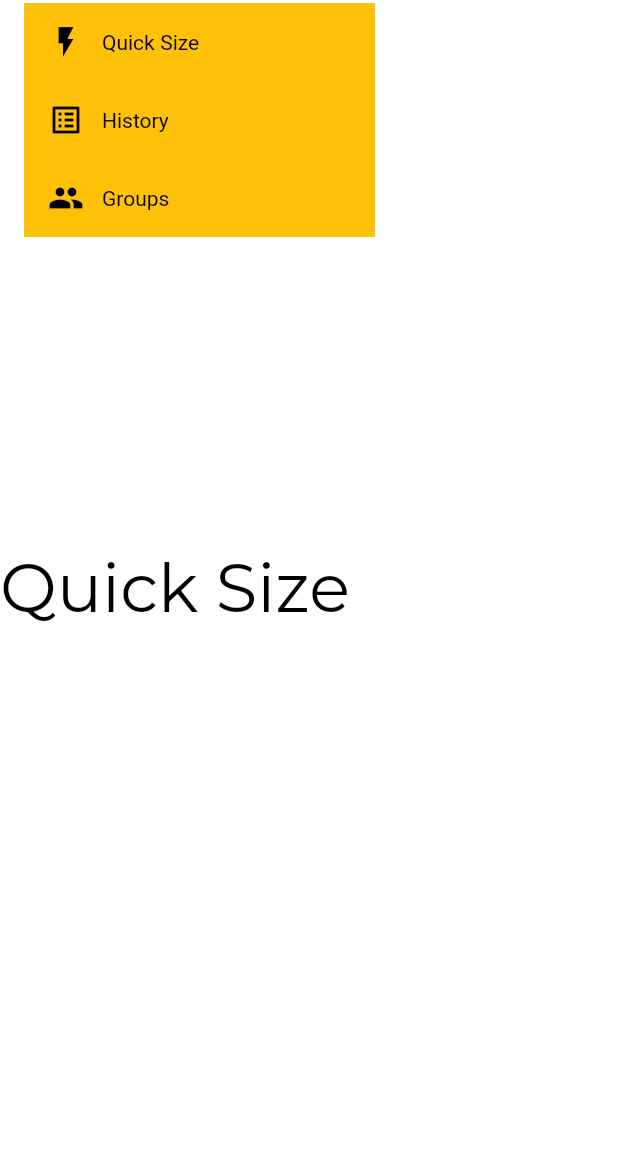
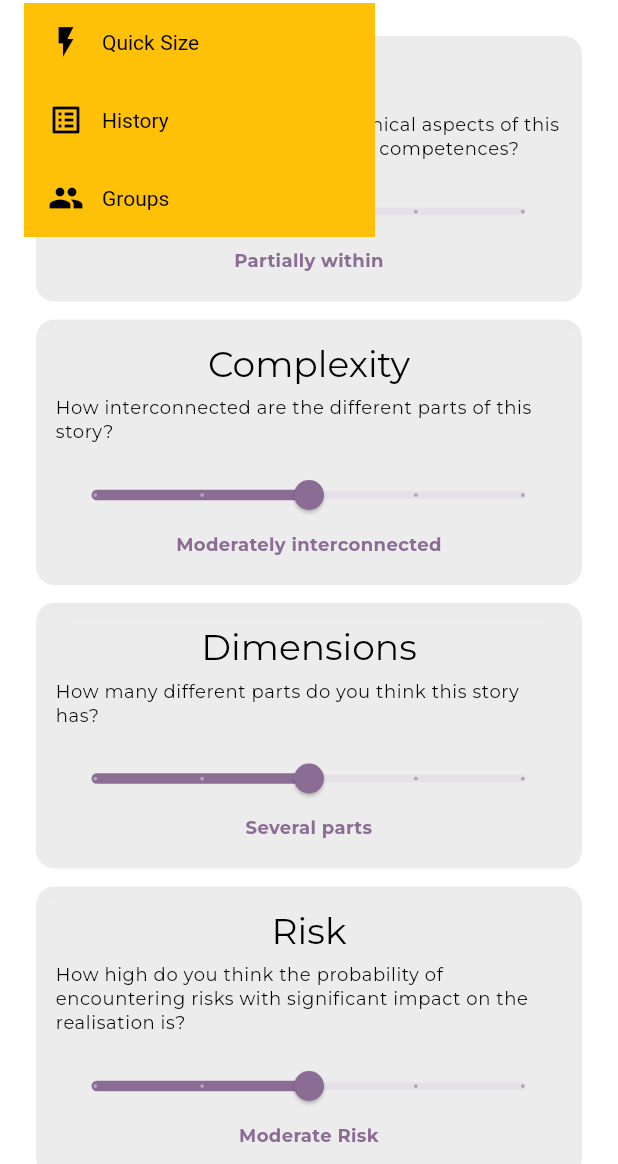
Before and after one commit to Fileini/storysizer, a Flutter app: the MenuScreen screen opened by its route, with the side drawer open, on a phone screen of 412 x 824 dp, the part 72-1236 px from its top. Run offline on Flutter 3.47's test engine with Material 3 defaults, Android fonts, the phone set to English and light mode, and no system bars; our stand-ins replace flutter_mobx, go_router, google_fonts, sign_in_button; missing offline and left inert: keycloak_flutter; statements that could not run were skipped.

Commit message:
quick sizer input

```diff
--- a/frontend/storysizer/lib/screens/quick_sizer.dart
+++ b/frontend/storysizer/lib/screens/quick_sizer.dart
@@ -1,22 +1,125 @@
 import 'package:flutter/material.dart';
+import 'dart:ui';
 
-class QuickSizerView extends StatelessWidget {
+class QuickSizerView extends StatefulWidget {
   const QuickSizerView({super.key});
 
-  /// -----------------------------------
-  ///  QuickSizerView
-  /// -----------------------------------
+  @override
+  _QuickSizerViewState createState() => _QuickSizerViewState();
+}
+
+class _QuickSizerViewState extends State<QuickSizerView> {
+  final List<String> questions = [
+    "Reach",
+    "Complexity",
+    "Dimensions",
+    "Risk",
+    "Interaction"
+  ];
+
+  final List<String> descriptions = [
+    "How much do you think the technical aspects of this story fall within the scrum team’s competences?",
+    "How interconnected are the different parts of this story?",
+    "How many different parts do you think this story has?",
+    "How high do you think the probability of encountering risks with significant impact on the realisation is?",
+    "How many stakeholders are involved outside the outside the scrum team?"
+  ];
+
+  final List<List<String>> labels = [
+    ["Completely", "Mostly within", "Partially within", "Mostly outside", "Completely outside"],
+    ["Very simple", "Slightly interconnected", "Moderately interconnected", "Highly interconnected", "Extremely complex"],
+    ["Single unit", "Few parts", "Several parts", "Many parts", "Highly modular"],
+    ["Negligible", "Low risk", "Moderate Risk", "High risk", "Critical risk"],
+    ["None", "Single person", "Few People", "Many People", "High Interaction"]
+  ];
+
+  List<int> selectedValues = List.filled(5, 2);
+
+  Color getSliderColor(double value) {
+    int level = value.round();
+    return Color.lerp(Colors.blue, Colors.red, level / 4)!;
+  }
+
   @override
   Widget build(BuildContext context) {
-    return Column(
-          mainAxisAlignment: MainAxisAlignment.spaceAround,
-          children: <Widget>[
-
-            Text("Quick Size",
-              style: Theme.of(context).textTheme.displayMedium,
-              textAlign: TextAlign.center,
-            ),
-          ],
-        );
+    return SingleChildScrollView(
+      child: Center(
+        child: Padding(
+          padding: const EdgeInsets.symmetric(horizontal: 24.0, vertical: 16.0),
+          child: Column(
+            mainAxisAlignment: MainAxisAlignment.center,
+            crossAxisAlignment: CrossAxisAlignment.stretch,
+            children: List.generate(questions.length, (index) {
+              return ClipRRect(
+                borderRadius: BorderRadius.circular(12),
+                child: BackdropFilter(
+                  filter: ImageFilter.blur(sigmaX: 12, sigmaY: 12),
+                  child: Container(
+                    width: MediaQuery.of(context).size.width * 0.8,
+                    decoration: BoxDecoration(
+                      color: Colors.grey.withOpacity(0.2),
+                      border: Border.all(color: Colors.transparent),
+                      borderRadius: BorderRadius.circular(12),
+                    ),
+                    padding: const EdgeInsets.all(12.0),
+                    margin: const EdgeInsets.only(bottom: 12.0),
+                    child: Column(
+                      crossAxisAlignment: CrossAxisAlignment.start,
+                      children: [
+                        Center(
+                          child: Text(
+                            questions[index],
+                            style: Theme.of(context).textTheme.headlineSmall,
+                            textAlign: TextAlign.center,
+                          ),
+                        ),
+                        SizedBox(height: 6),
+                        Text(
+                          descriptions[index],
+                          style: Theme.of(context).textTheme.bodySmall,
+                          textAlign: TextAlign.left,
+                        ),
+                        SizedBox(height: 10),
+                        SliderTheme(
+                          data: SliderTheme.of(context).copyWith(
+                            trackHeight: 5.0,
+                            thumbShape: RoundSliderThumbShape(enabledThumbRadius: 10),
+                            activeTrackColor: getSliderColor(selectedValues[index].toDouble()),
+                            thumbColor: getSliderColor(selectedValues[index].toDouble()),
+                          ),
+                          child: Slider(
+                            value: selectedValues[index].toDouble(),
+                            min: 0,
+                            max: 4,
+                            divisions: 4,
+                            onChanged: (value) {
+                              setState(() {
+                                selectedValues[index] = value.round();
+                              });
+                            },
+                          ),
+                        ),
+                        Center(
+                          child: Text(
+                            labels[index][selectedValues[index]],
+                            style: TextStyle(
+                              fontSize: 12,
+                              fontWeight: FontWeight.bold,
+                              color: getSliderColor(selectedValues[index].toDouble()),
+                            ),
+                            textAlign: TextAlign.center,
+                          ),
+                        ),
+                        SizedBox(height: 6),
+                      ],
+                    ),
+                  ),
+                ),
+              );
+            }),
+          ),
+        ),
+      ),
+    );
   }
 }
```
